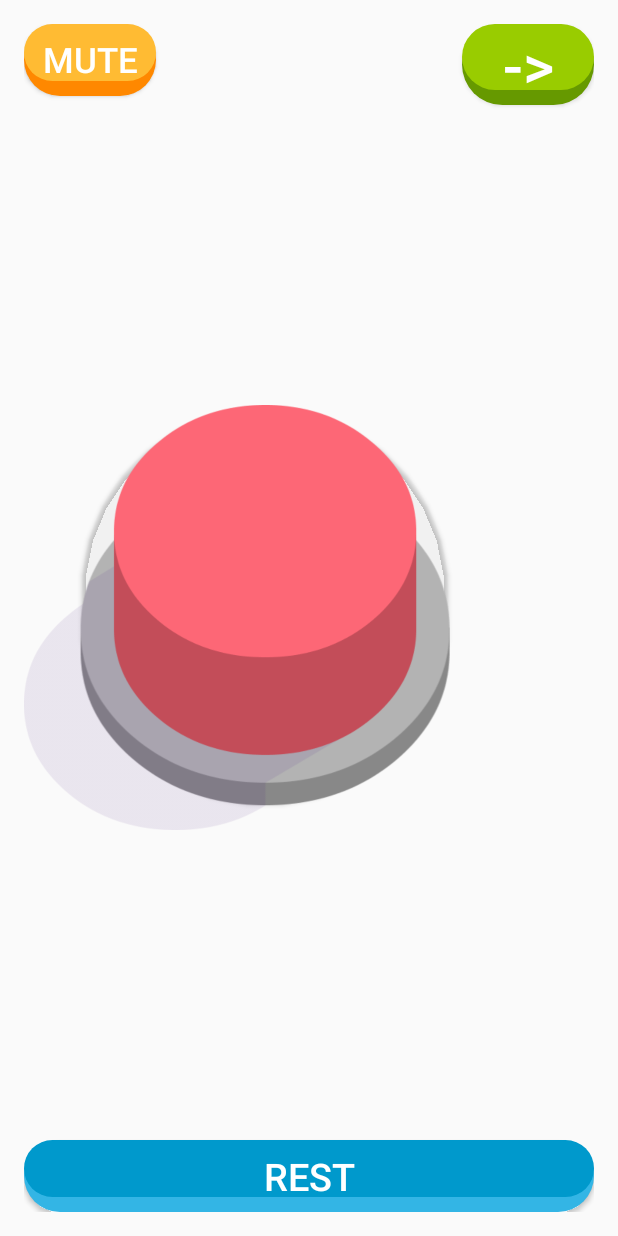
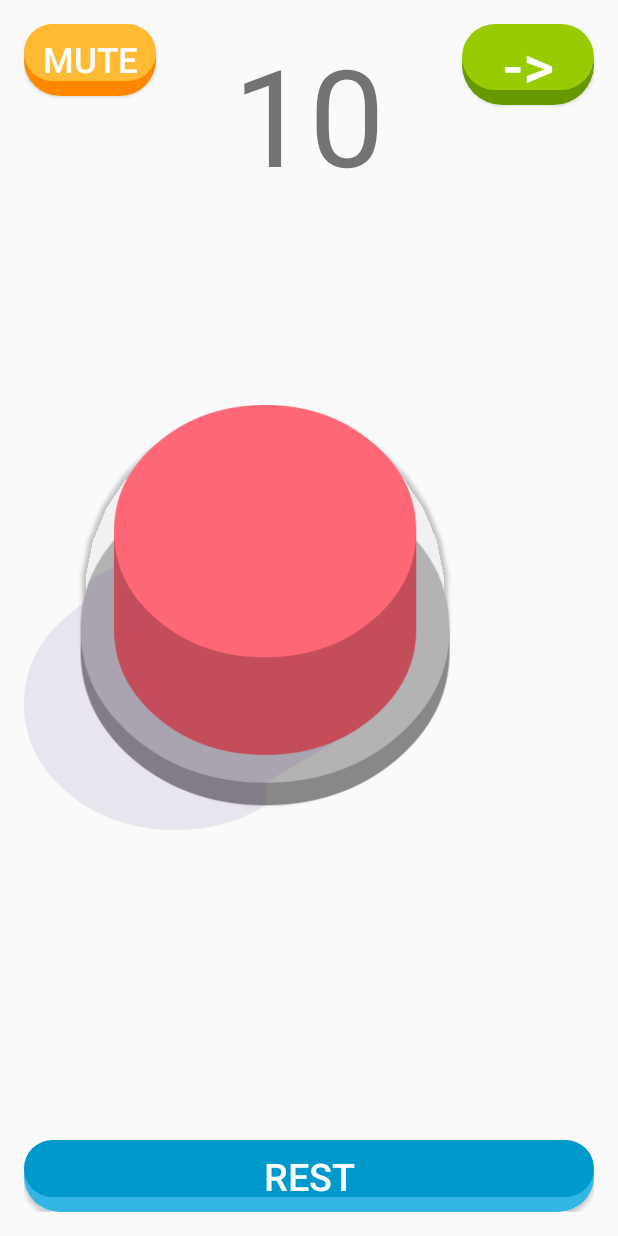
Before and after one commit to adamhongmy/PushUp, an Android app: the TotalPushUp screen opened directly, with no data from a screen before it, on a phone screen of 412 x 824 dp. Run offline under Robolectric (Android 15) with nearby library versions, the phone set to English and light mode, and no system bars.

Commit message:
Added text99

```diff
--- a/app/src/main/java/com/example/williams/asd/TotalPushUp.java
+++ b/app/src/main/java/com/example/williams/asd/TotalPushUp.java
@@ -9,6 +9,7 @@ import android.hardware.SensorManager;
 import android.media.MediaPlayer;
 import android.os.Bundle;
 import android.support.v7.app.ActionBarActivity;
+import android.util.Log;
 import android.view.Menu;
 import android.view.MenuItem;
 import android.view.View;
@@ -34,6 +35,7 @@ public class TotalPushUp extends ActionBarActivity implements SensorEventListene
     private static int click = 1;//
     private RelativeLayout totalPushUpLayout;
     private Button redButton;
+    private Button btnMute;
     private TextView txt;
     private MediaPlayer pushUpSong;
     private MediaPlayer redButtonSound;
@@ -47,7 +49,9 @@ public class TotalPushUp extends ActionBarActivity implements SensorEventListene
         mSensor = mSensorManager.getDefaultSensor(Sensor.TYPE_PROXIMITY);
         totalPushUpLayout = (RelativeLayout) findViewById(R.id.totalPushUp);
         redButton = (Button) findViewById(R.id.btnRedButton);
+        btnMute = (Button) findViewById(R.id.btnMute);
 
+        txt = (TextView) findViewById(R.id.textView99);
         Intent intent = getIntent();
         if (intent.hasExtra("target")){
             String value = intent.getStringExtra("target");
@@ -67,6 +71,7 @@ public class TotalPushUp extends ActionBarActivity implements SensorEventListene
         pushUpSong = MediaPlayer.create(TotalPushUp.this, R.raw.dayofsagittarius);
         pushUpSong.start();
         pushUpSong.setLooping(true);
+        Log.d("test", R.raw.dayofsagittarius + ", " + R.raw.harehareyukai);
 
         if(targetSet == counter){
             TextView finalSet = (TextView) findViewById(R.id.textView99);
--- a/app/src/main/res/layout/activity_total_push_up.xml
+++ b/app/src/main/res/layout/activity_total_push_up.xml
@@ -17,6 +17,16 @@
         android:textColor="@android:color/white"
         android:textSize="23dp"
         android:id="@+id/btnMute" />
+
+    <TextView
+        android:layout_width="wrap_content"
+        android:layout_height="wrap_content"
+        android:text=""
+        android:id="@+id/textView99"
+        android:layout_alignParentTop="true"
+        android:layout_centerHorizontal="true"
+        android:textSize="90dp"/>
+
     <Button
         android:layout_width="wrap_content"
         android:layout_height="wrap_content"
```
